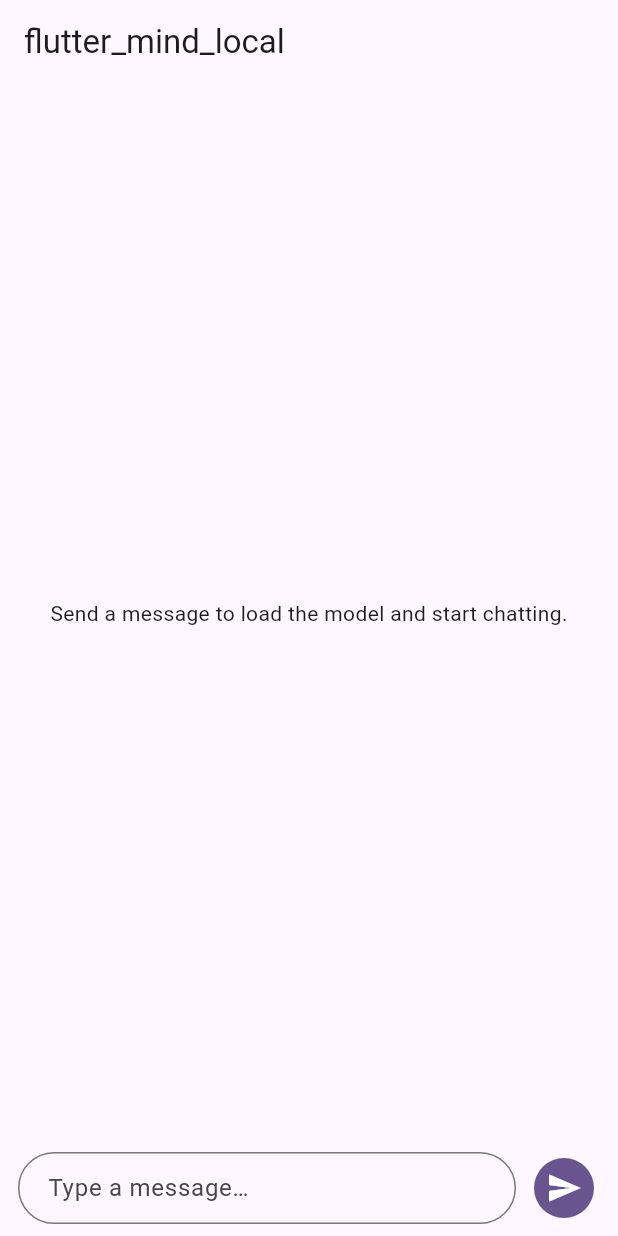
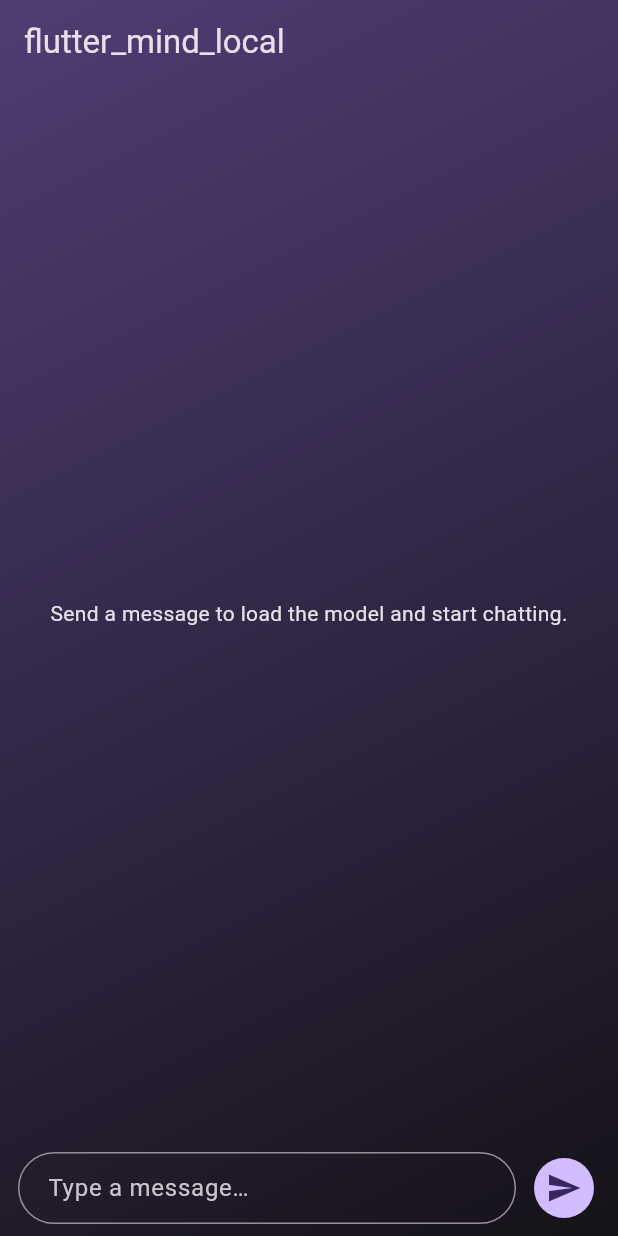
Before and after one commit to MohamedOsama26/flutter_mind_local, a Flutter app: the screen it shows after launch, on a phone screen of 412 x 824 dp. Run offline on Flutter 3.47's test engine with Material 3 defaults, Android fonts, the light colour scheme and no system bars; missing offline and left inert: dart:ffi, flutter_mind; statements that could not run were skipped.

Commit message:
feat(example): wire up streaming, add dark theme and glass bubble UI

```diff
--- a/example/lib/main.dart
+++ b/example/lib/main.dart
@@ -10,7 +10,11 @@ class App extends StatelessWidget {
   Widget build(BuildContext context) {
     return MaterialApp(
       title: 'flutter_mind_local demo',
-      theme: ThemeData(colorSchemeSeed: Colors.deepPurple, useMaterial3: true),
+      theme: ThemeData(
+        colorSchemeSeed: Colors.deepPurple,
+        brightness: Brightness.dark,
+        useMaterial3: true,
+      ),
       home: const ChatPage(),
     );
   }
--- a/example/lib/pages/chat_page.dart
+++ b/example/lib/pages/chat_page.dart
@@ -73,16 +73,25 @@ class ChatPageState extends State<ChatPage> {
     _controller.clear();
     setState(() {
       _messages.add((text: text, isUser: true));
+      _messages.add((text: '', isUser: false)); // placeholder, filled in as chunks arrive
       _error = null;
     });
     _scrollToBottom();
 
+    final responseIndex = _messages.length - 1;
+    final buffer = StringBuffer();
+
     try {
-      final response = await _engine.send(userMessage: text);
-      setState(() => _messages.add((text: response.text, isUser: false)));
+      await for (final chunk in _engine.stream(userMessage: text)) {
+        buffer.write(chunk);
+        setState(() => _messages[responseIndex] = (text: buffer.toString(), isUser: false));
         _scrollToBottom();
+      }
     } catch (e) {
-      setState(() => _error = e.toString());
+      setState(() {
+        _messages.removeAt(responseIndex);
+        _error = e.toString();
+      });
     }
   }
 
@@ -108,20 +117,33 @@ class ChatPageState extends State<ChatPage> {
 
   @override
   Widget build(BuildContext context) {
+    final scheme = Theme.of(context).colorScheme;
     return Scaffold(
+      extendBodyBehindAppBar: true,
       appBar: AppBar(
+        backgroundColor: Colors.transparent,
+        elevation: 0,
         title: const Text('flutter_mind_local'),
         bottom: PreferredSize(
           preferredSize: const Size.fromHeight(2),
           child: StatusBar(status: _status),
         ),
       ),
-      body: Column(
+      body: Container(
+        decoration: BoxDecoration(
+          gradient: LinearGradient(
+            begin: Alignment.topLeft,
+            end: Alignment.bottomRight,
+            colors: [scheme.primaryContainer, scheme.surface],
+          ),
+        ),
+        child: SafeArea(
+          child: Column(
             children: [
               if (_error != null)
                 MaterialBanner(
                   content: Text(_error!),
-              backgroundColor: Theme.of(context).colorScheme.errorContainer,
+                  backgroundColor: scheme.errorContainer,
                   actions: [
                     TextButton(
                       onPressed: () => setState(() => _error = null),
@@ -140,16 +162,20 @@ class ChatPageState extends State<ChatPage> {
                         controller: _scrollController,
                         padding: const EdgeInsets.all(16),
                         itemCount: _messages.length,
-                    itemBuilder: (context, i) => Bubble(message: _messages[i]),
+                        itemBuilder: (context, i) =>
+                            Bubble(message: _messages[i]),
                       ),
               ),
               InputBar(
                 controller: _controller,
-            enabled: _status != Status.thinking && _status != Status.loading,
+                enabled:
+                    _status != Status.thinking && _status != Status.loading,
                 onSend: _send,
               ),
             ],
           ),
+        ),
+      ),
     );
   }
 }
```
Also changed, not shown: example/lib/widgets/bubble.dart (+20 -3 lines), example/pubspec.lock. Lines whose indentation alone changed are shown as unchanged.
